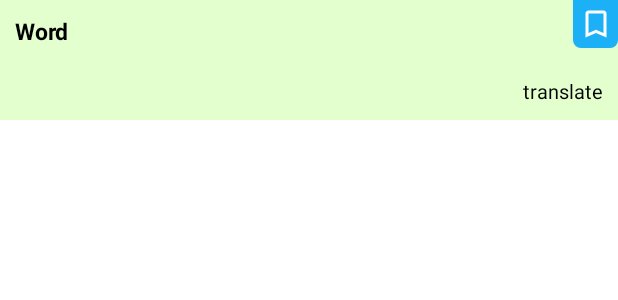
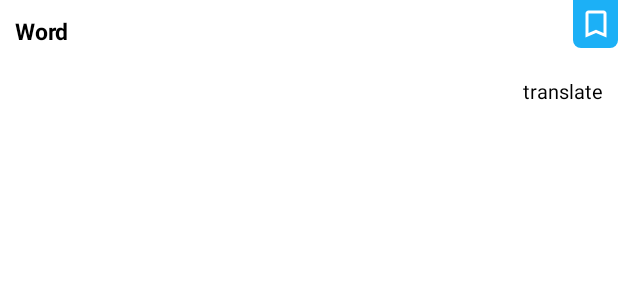
Before and after one commit to mustafapoya/english_to_persian_dic, an Android app: the layout custom_list_phrase_english.xml on its own in the app's theme, with its tools: preview values and no code run, on a phone screen of 412 x 824 dp. Shown: the top 300 px of the screen. Run offline under Robolectric (Android 15) with nearby library versions, the phone set to English and light mode, and no system bars; network calls fail.

Commit message:
update Search view background style

```diff
--- a/app/src/main/res/drawable/custom_phrase_background.xml
+++ b/app/src/main/res/drawable/custom_phrase_background.xml
@@ -7,7 +7,7 @@
             <!-- Background -->
             <item>
                 <shape>
-                    <solid android:color="@color/green_100" />
+                    <solid android:color="@color/white" />
                 </shape>
             </item>
         </layer-list>
@@ -17,7 +17,7 @@
             <!-- Background -->
             <item>
                 <shape>
-                    <solid android:color="@color/green_50" />
+                    <solid android:color="@color/white" />
                 </shape>
             </item>
         </layer-list>
--- a/app/src/main/res/drawable/searchview_background.xml
+++ b/app/src/main/res/drawable/searchview_background.xml
@@ -8,7 +8,7 @@
             <item>
                 <shape>
                     <solid android:color="@color/white" />
-                    <stroke android:width="1dp" android:color="@color/gray"/>
+                    <stroke android:width="1dp" android:color="@color/green_100"/>
                 </shape>
             </item>
         </layer-list>
@@ -18,7 +18,7 @@
             <!-- Background -->
             <item>
                 <shape>
-                    <solid android:color="@color/white" />
+                    <solid android:color="@color/green_100" />
                     <stroke android:width="1dp" android:color="@color/gray"/>
                 </shape>
             </item>
```
